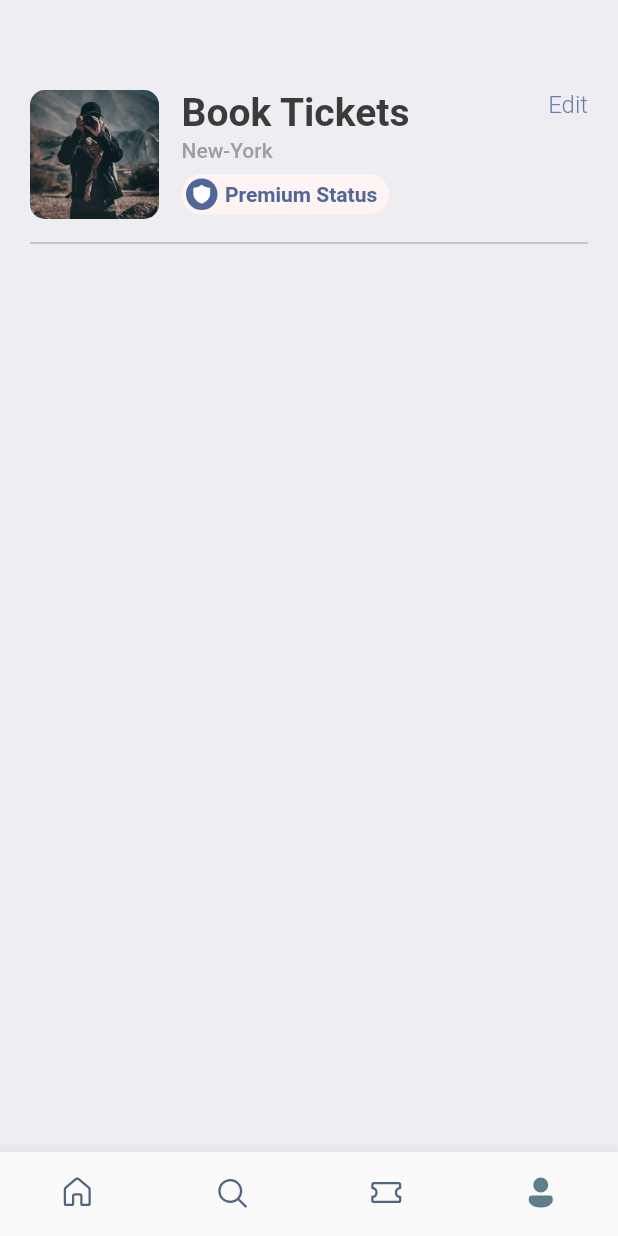
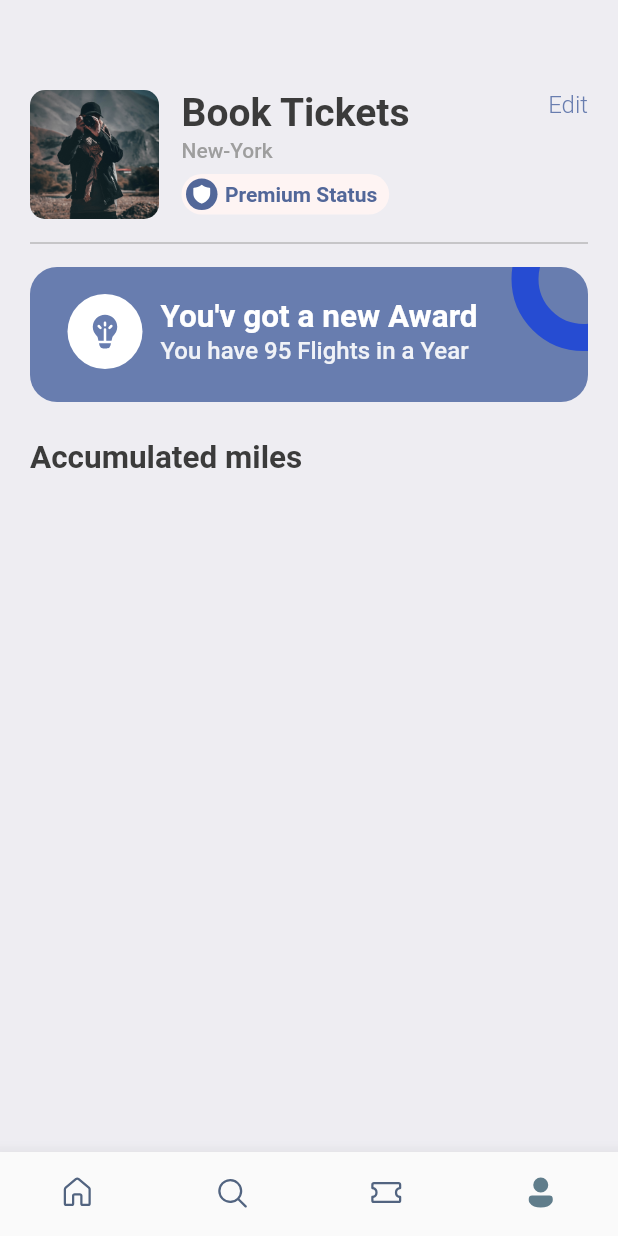
Before and after one commit to hetpatel4381/flight_ticket_booking_app, a Flutter app: the screen it shows after launch, item 4 of the bottom bar chosen, on a phone screen of 412 x 824 dp. Run offline on Flutter 3.47's test engine with Material 2 defaults, Android fonts, the phone set to English and light mode, and no system bars; our stand-ins replace barcode_widget, fluentui_icons, gap, get; missing offline and left inert: dart:ffi.

Commit message:
profile-page-part2-done

```diff
--- a/lib/screens/profile_screen.dart
+++ b/lib/screens/profile_screen.dart
@@ -79,7 +79,58 @@ class ProfileScreen extends StatelessWidget {
             ],
           ),
           Gap(AppLayout.getHeight(8)),
-          const Divider(color: Colors.grey,)
+          const Divider(color: Colors.grey,),
+          Gap(AppLayout.getHeight(8)),
+          Stack(
+            children: [
+              Container(
+                height: AppLayout.getHeight(90),
+                width: double.infinity,
+                decoration: BoxDecoration(
+                  color: Styles.primaryColor,
+                  borderRadius: BorderRadius.circular(AppLayout.getHeight(18)),
+                ),
+              ),
+              Positioned(
+                right: -45,
+                top: -40,
+                child: Container(
+                  padding: EdgeInsets.all(AppLayout.getHeight(30)),
+                  decoration: BoxDecoration(
+                    color: Colors.transparent,
+                    shape: BoxShape.circle,
+                    border: Border.all(width: 18, color: const Color(0xFF264CD2)),
+                  ),
+                ),
+              ),
+              Container(
+                padding: EdgeInsets.symmetric(horizontal: AppLayout.getHeight(25), vertical: AppLayout.getHeight(18)),
+                child: Row(
+                  mainAxisAlignment: MainAxisAlignment.start,
+                  crossAxisAlignment: CrossAxisAlignment.center,
+                  children: [
+                    CircleAvatar(
+                      maxRadius: AppLayout.getHeight(25),
+                      backgroundColor: Colors.white,
+                      child: Icon(FluentSystemIcons.ic_fluent_lightbulb_filament_filled,
+                      color: Styles.primaryColor, size: AppLayout.getHeight(27),
+                      ),
+                    ),
+                    Gap(AppLayout.getHeight(12)),
+                    Column(
+                      crossAxisAlignment: CrossAxisAlignment.start,
+                      children: [
+                        Text("You\'v got a new Award", style: Styles.headLineStyle2.copyWith(fontWeight: FontWeight.bold,color: Colors.white),),
+                        Text("You have 95 Flights in a Year", style: Styles.headLineStyle3.copyWith(fontWeight: FontWeight.w500,color: Colors.white.withOpacity(0.9), fontSize: AppLayout.getHeight(16)),),
+                      ],
+                    ),
+                  ],
+                ),
+              ),
+            ],
+          ),
+          Gap(AppLayout.getHeight(25)),
+          Text("Accumulated miles", style: Styles.headLineStyle2,)
         ],
       ),
     );
```
